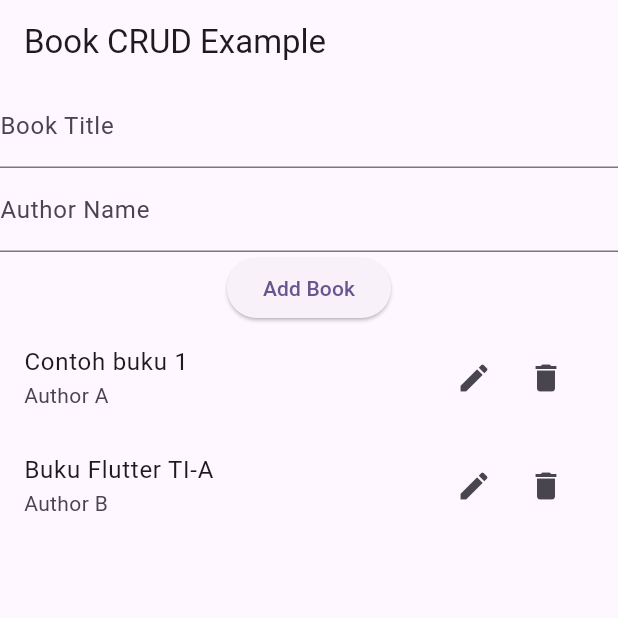
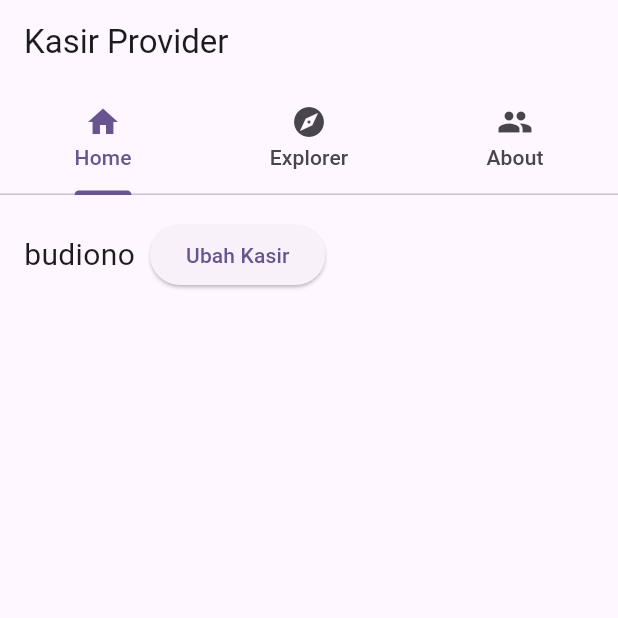
Before and after one commit to siopipin/pengembangan_aplikasi_mobile_flutter, a Flutter app: the screen it shows after launch, on a phone screen of 412 x 824 dp, the top half of it. Run offline on Flutter 3.47's test engine with Material 3 defaults, Android fonts, the phone set to English and light mode, and no system bars.

Commit message:
buat contoh provider

```diff
--- /dev/null
+++ b/lib/M09/teori/counter_prov_screen.dart
@@ -0,0 +1,80 @@
+import 'package:flutter/material.dart';
+import 'package:pengembangan_aplikasi_mobile_flutter/M09/teori/providers/counter_provider.dart';
+import 'package:provider/provider.dart';
+
+class CounterProvScreen extends StatefulWidget {
+  const CounterProvScreen({super.key});
+
+  @override
+  State<CounterProvScreen> createState() => _CounterProvScreenState();
+}
+
+class _CounterProvScreenState extends State<CounterProvScreen> {
+  @override
+  void initState() {
+    super.initState();
+
+    Future.microtask(() {
+      context.read<CounterProvider>().getData("budiono");
+    });
+  }
+
+  @override
+  Widget build(BuildContext context) {
+    final watchProvider = context.watch<CounterProvider>();
+    return DefaultTabController(
+      length: 3,
+      child: Scaffold(
+          appBar: AppBar(
+              title: Text("Kasir Provider"),
+              bottom: const TabBar(
+                tabs: [
+                  Tab(text: "Home", icon: Icon(Icons.home)),
+                  Tab(text: "Explorer", icon: Icon(Icons.explore)),
+                  Tab(text: "About", icon: Icon(Icons.people)),
+                ],
+              )),
+          body: Padding(
+            padding: const EdgeInsets.all(16.0),
+            child: TabBarView(children: [
+              if (watchProvider.isLoading)
+                const Center(child: CircularProgressIndicator())
+              else if (watchProvider.isError == true)
+                const Text("Something was error")
+              else
+                _homeView(),
+
+              //ubah halaman 2 dan 3
+              const Text("Halaman 2"),
+              const Text("Halaman 3"),
+            ]),
+          )),
+    );
+  }
+
+  Widget _homeView() {
+    final readProvider = context.read<CounterProvider>();
+    final watchProvider = context.watch<CounterProvider>();
+
+    return ListView(
+      children: [
+        Row(
+          children: [
+            Text(
+              watchProvider.kasir,
+              style: TextStyle(
+                fontSize: 20,
+              ),
+            ),
+            SizedBox(width: 10),
+            ElevatedButton(
+                onPressed: () {
+                  readProvider.getData("antono");
+                },
+                child: const Text("Ubah Kasir")),
+          ],
+        )
+      ],
+    );
+  }
+}
--- /dev/null
+++ b/lib/M09/teori/providers/counter_provider.dart
@@ -0,0 +1,42 @@
+import 'package:flutter/foundation.dart';
+
+class CounterProvider extends ChangeNotifier {
+  //initialisasi
+  String _kasir = "-";
+  bool _isLoading = false;
+  bool _isError = false;
+
+  bool get isLoading => _isLoading;
+  set setLoading(val) {
+    _isLoading = val;
+    notifyListeners();
+  }
+
+  bool get isError => _isError;
+  set setError(val) {
+    _isError = val;
+    notifyListeners();
+  }
+
+  String get kasir => _kasir;
+  set setKasir(val) {
+    _kasir = val;
+    notifyListeners();
+  }
+
+  getData(String namaKasir) async {
+    try {
+      setLoading = true;
+      await Future.delayed(const Duration(seconds: 3), () {
+        setKasir = namaKasir;
+        if (kasir != "budiono") {
+          throw 'something was wrong';
+        }
+      });
+    } catch (e) {
+      setError = true;
+    } finally {
+      setLoading = false;
+    }
+  }
+}
--- a/lib/main.dart
+++ b/lib/main.dart
@@ -1,22 +1,18 @@
 import 'package:flutter/material.dart';
-import 'package:pengembangan_aplikasi_mobile_flutter/M04/praktek/widget_basic.dart';
-import 'package:pengembangan_aplikasi_mobile_flutter/M04/teori/box_widget.dart';
-import 'package:pengembangan_aplikasi_mobile_flutter/M04/teori/text_widget.dart';
-import 'package:pengembangan_aplikasi_mobile_flutter/M05/praktek/ig_screen.dart';
-import 'package:pengembangan_aplikasi_mobile_flutter/M05/praktek/instagram_screen.dart';
-import 'package:pengembangan_aplikasi_mobile_flutter/M05/teori/layout.dart';
-import 'package:pengembangan_aplikasi_mobile_flutter/M06/praktek/auth_screen.dart';
-import 'package:pengembangan_aplikasi_mobile_flutter/M06/teori/login_screen.dart';
-import 'package:pengembangan_aplikasi_mobile_flutter/M06/teori/news_screen.dart';
-import 'package:pengembangan_aplikasi_mobile_flutter/M06/test/auth2_screen.dart';
 import 'package:pengembangan_aplikasi_mobile_flutter/M07/crud_example/book_screen.dart';
-import 'package:pengembangan_aplikasi_mobile_flutter/M07/myMenu/login_myMenu.dart';
-import 'package:pengembangan_aplikasi_mobile_flutter/M07/praktek/login_ujian.dart';
-import 'package:pengembangan_aplikasi_mobile_flutter/M07/teori/counter_screen.dart';
-import 'package:pengembangan_aplikasi_mobile_flutter/M07/xl/xl_screen.dart';
+import 'package:pengembangan_aplikasi_mobile_flutter/M09/teori/counter_nonprov_screen.dart';
+import 'package:pengembangan_aplikasi_mobile_flutter/M09/teori/counter_prov_screen.dart';
+import 'package:pengembangan_aplikasi_mobile_flutter/M09/teori/providers/counter_provider.dart';
+import 'package:provider/provider.dart';
 
 void main() {
-  runApp(const MyApp());
+  runApp(MultiProvider(
+    providers: [
+      // tambahkan class provider lain disini
+      ChangeNotifierProvider(create: (context) => CounterProvider()),
+    ],
+    child: const MyApp(),
+  ));
 }
 
 class MyApp extends StatelessWidget {
@@ -31,7 +27,7 @@ class MyApp extends StatelessWidget {
         colorScheme: ColorScheme.fromSeed(seedColor: Colors.deepPurple),
         useMaterial3: true,
       ),
-      home: BookScreen(),
+      home: const CounterProvScreen(),
     );
   }
 }
--- a/pubspec.yaml
+++ b/pubspec.yaml
@@ -36,6 +36,7 @@ dependencies:
   # Use with the CupertinoIcons class for iOS style icons.
   cupertino_icons: ^1.0.2
   image_picker: ^1.0.7
+  provider: ^6.1.2
 
 dev_dependencies:
   flutter_test:
```
Also changed, not shown: lib/M09/teori/counter_nonprov_screen.dart (added, +105 -0 lines), pubspec.lock.
